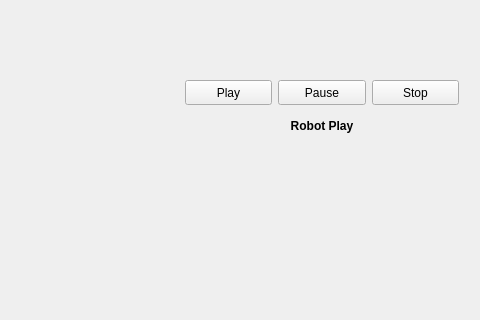
Above: src/project/ui/gui.ui from sepengsu/rokey_week7_ws before the change; both pictures show x 275 to 755 and y 0 to 320 of the 755 by 556 pixel window. Below: the same form after it.
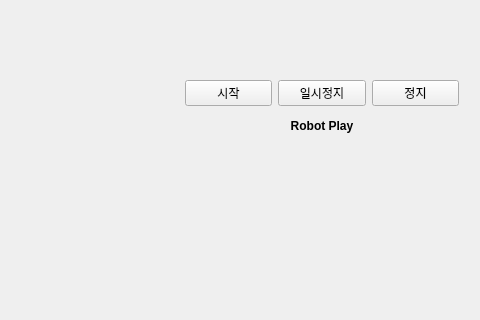
That is the form after the change.

Diff of the .ui file:
```diff
--- a/src/project/ui/gui.ui
+++ b/src/project/ui/gui.ui
@@ -124,7 +124,7 @@
         </size>
        </property>
        <property name="text">
-        <string>Pause</string>
+        <string>일시정지</string>
        </property>
       </widget>
      </item>
@@ -137,7 +137,7 @@
         </size>
        </property>
        <property name="text">
-        <string>Stop</string>
+        <string>정지</string>
        </property>
       </widget>
      </item>
@@ -150,7 +150,7 @@
         </size>
        </property>
        <property name="text">
-        <string>Play</string>
+        <string>시작</string>
        </property>
       </widget>
      </item>
```
